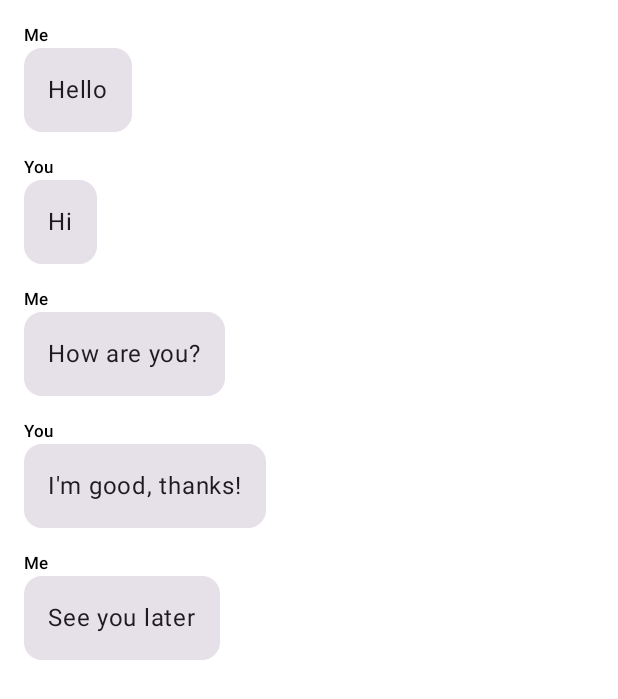
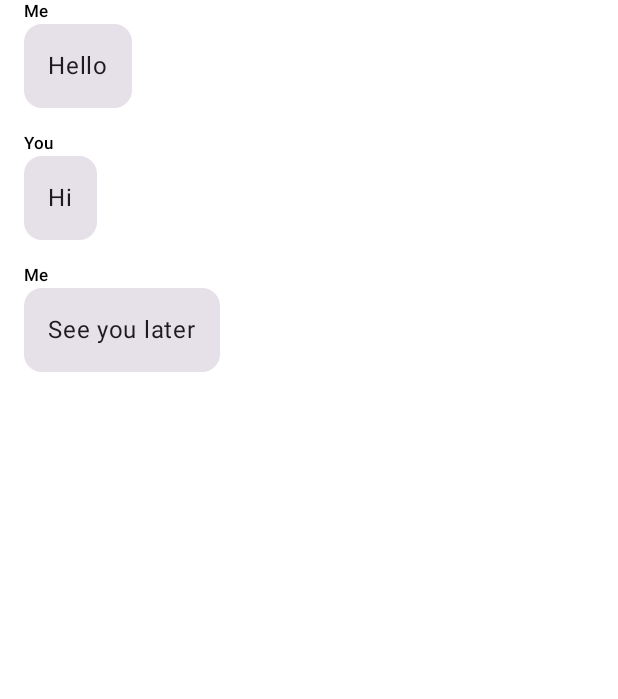
Before and after one commit to freeuni-cs-android-23-24/FirebaseChatApp, an Android app built with Jetpack Compose: the @Preview function ChatMessagesPreview, on a phone screen of 412 x 824 dp. Shown: the top 699 px of the screen. Run offline under Robolectric (Android 15) with nearby library versions, the phone set to English and light mode, and no system bars; our stand-ins replace Firebase (no records; nobody signed in at launch, a user with empty details on screens opened directly).

Commit message:
fix: content padding

```diff
--- a/app/src/main/AndroidManifest.xml
+++ b/app/src/main/AndroidManifest.xml
@@ -16,6 +16,7 @@
             android:name=".MainActivity"
             android:exported="true"
             android:label="@string/app_name"
+            android:windowSoftInputMode="adjustResize"
             android:theme="@style/Theme.FirebaseChatApp">
             <intent-filter>
                 <action android:name="android.intent.action.MAIN" />
--- a/app/src/main/java/com/example/firebasechatapp/ui/features/chat/components/ChatInput.kt
+++ b/app/src/main/java/com/example/firebasechatapp/ui/features/chat/components/ChatInput.kt
@@ -31,6 +31,7 @@ fun ChatInput(modifier: Modifier = Modifier, onMessageSent: (String) -> Unit) {
         horizontalArrangement = Arrangement.spacedBy(16.dp)
     ) {
         OutlinedTextField(
+            modifier = Modifier.weight(1f),
             value = input,
             onValueChange = { input = it }
         )
--- a/app/src/main/java/com/example/firebasechatapp/ui/features/chat/components/ChatMessages.kt
+++ b/app/src/main/java/com/example/firebasechatapp/ui/features/chat/components/ChatMessages.kt
@@ -3,7 +3,6 @@ package com.example.firebasechatapp.ui.features.chat.components
 import androidx.compose.foundation.layout.Arrangement
 import androidx.compose.foundation.layout.Box
 import androidx.compose.foundation.layout.PaddingValues
-import androidx.compose.foundation.layout.fillMaxSize
 import androidx.compose.foundation.lazy.LazyColumn
 import androidx.compose.material3.MaterialTheme
 import androidx.compose.material3.Text
@@ -30,7 +29,7 @@ fun ChatMessages(modifier: Modifier = Modifier, messages: List<Message>) {
     LazyColumn(
         modifier = modifier,
         verticalArrangement = Arrangement.spacedBy(16.dp),
-        contentPadding = PaddingValues(16.dp)
+        contentPadding = PaddingValues(horizontal = 16.dp)
     ) {
         items(messages.size) {
             MessageItem(message = messages[it])
@@ -45,8 +44,6 @@ private fun ChatMessagesPreview() {
         messages = listOf(
             Message("Hello", "Me"),
             Message("Hi", "You"),
-            Message("How are you?", "Me"),
-            Message("I'm good, thanks!", "You"),
             Message("See you later", "Me"),
         )
     )
```
Also changed, not shown: app/src/main/java/com/example/firebasechatapp/MainActivity.kt (+10 -1 lines).
